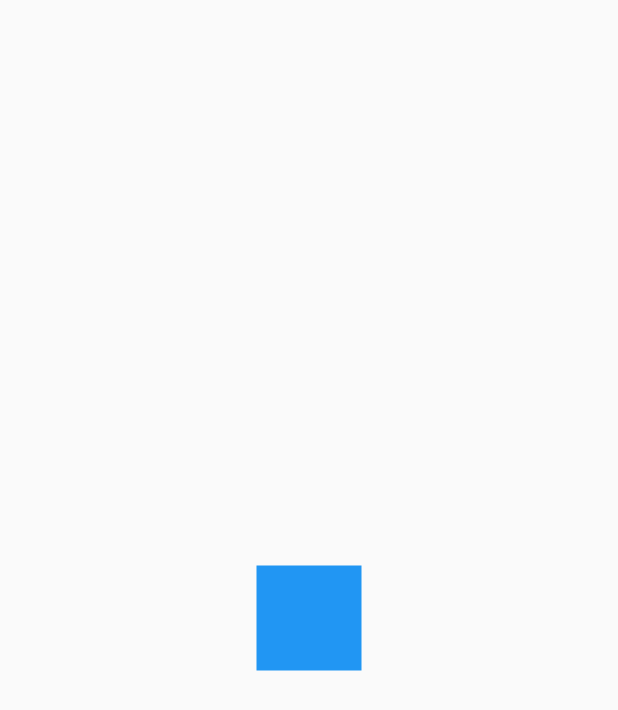
After one commit to velascoandres/custom_painters, a Flutter app: the screen it shows after launch, after a tap on "Cuadrado animado", on a phone screen of 412 x 824 dp. The commit adds this screen. Shown: the top 710 px of the screen. Run offline on Flutter 3.47's test engine with Material 2 defaults, Android fonts, the phone set to English and light mode, and no system bars.

Commit message:
reto inicio

```diff
--- a/lib/main.dart
+++ b/lib/main.dart
@@ -1,3 +1,4 @@
+import 'package:custom_painters/src/retos/cuadrado_animado_page.dart';
 import 'package:flutter/material.dart';
 
 import 'package:custom_painters/src/pages/animations_page.dart';
@@ -24,6 +25,7 @@ class MyApp extends StatelessWidget {
         'menu-page': (context) => MenuPage(),
         'gradient-page': (context) => GradientWaveHeaderPage(),
         'animations-page': (context) => AnimationsPage(),
+        'cuadrado-animado-page': (context) => CuadradoAnimadoPage(),
       },
     );
   }
--- a/lib/src/pages/menu_page.dart
+++ b/lib/src/pages/menu_page.dart
@@ -55,6 +55,11 @@ class MenuPage extends StatelessWidget {
               title: Text('Animations'),
               onTap: this._navigateTo(context, 'animations-page'),
             ),
+             ListTile(
+              leading: Icon(Icons.airplanemode_active),
+              title: Text('Cuadrado animado'),
+              onTap: this._navigateTo(context, 'cuadrado-animado-page'),
+            ),
           ],
         ),
       ),
--- /dev/null
+++ b/lib/src/retos/cuadrado_animado_page.dart
@@ -0,0 +1,64 @@
+import 'package:flutter/material.dart';
+
+class CuadradoAnimadoPage extends StatelessWidget {
+  const CuadradoAnimadoPage({Key key}) : super(key: key);
+
+  @override
+  Widget build(BuildContext context) {
+    return Scaffold(
+      body: Center(child: _CuadradoAnimado()),
+    );
+  }
+}
+
+class _CuadradoAnimado extends StatefulWidget {
+
+  @override
+  __CuadradoAnimadoState createState() => __CuadradoAnimadoState();
+}
+
+class __CuadradoAnimadoState extends State<_CuadradoAnimado> with SingleTickerProviderStateMixin {
+
+  AnimationController controller;
+  // animaciones
+  //
+  @override
+  void initState() {
+    controller = AnimationController(
+      vsync: this,
+      duration: Duration(milliseconds: 4000),
+    );
+    super.initState();
+  }
+
+  @override
+  void dispose() {
+    controller.dispose();
+    super.dispose();
+  }
+
+
+  @override
+  Widget build(BuildContext context) {
+    return _Rectangulo();
+  }
+}
+
+
+
+
+
+
+
+
+
+class _Rectangulo extends StatelessWidget {
+  @override
+  Widget build(BuildContext context) {
+    return Container(
+      width: 70,
+      height: 70,
+      decoration: BoxDecoration(color: Colors.blue),
+    );
+  }
+}
```
Also changed, not shown: lib/src/pages/animations_page.dart (+27 -2 lines).
